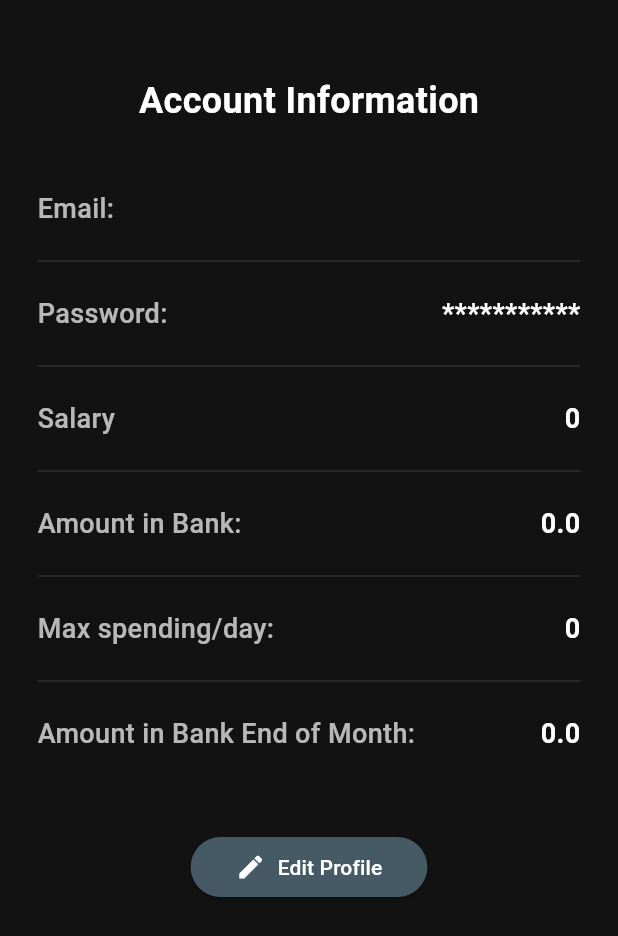
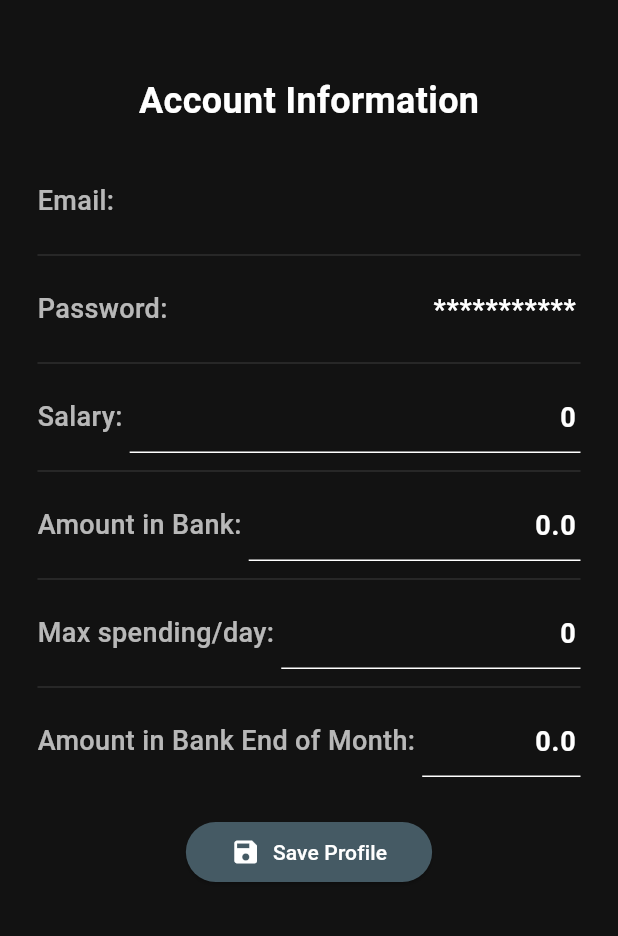
Before and after one commit to PioBasile/Lira, a Flutter app: the Info screen opened directly, after a tap on "Edit Profile", on a phone screen of 412 x 824 dp. Shown: the top 936 px of the screen. Run offline on Flutter 3.47's test engine with Material 3 defaults, Android fonts, the phone set to English and light mode, and no system bars; our stand-ins replace cloud_firestore, firebase_auth, firebase_core, percent_indicator, pie_chart, table_calendar; missing offline and left inert: avoid_keyboard; accounts and stored records are empty.

Commit message:
Info page added edit button

```diff
--- a/lib/main.dart
+++ b/lib/main.dart
@@ -20,7 +20,7 @@ import 'package:test/services/calculations/calculations.dart';
 //- settings page
 
 //--------------------To FIX---------------------
-
+//calculate one time per month the salary , add something to track it per month and year
 
 /* -------------------- SHIT TO DO ---------------------------------
 - add somewehere to show description in calendar
--- a/lib/pages/home.dart
+++ b/lib/pages/home.dart
@@ -146,6 +146,16 @@ class _HomeState extends State<Home> {
 
                         const SizedBox(height: 10),
                         ListTile(
+                          title: const Text('Settings'),
+                          textColor: Colors.white,
+                          iconColor: Colors.white,
+                          leading: const Icon(Icons.settings),
+                          onTap: _goToSettings,
+                        ),
+
+                        const SizedBox(height: 150),
+
+                        ListTile(
                           title: const Text('How it works'),
                           textColor: Colors.white,
                           iconColor: Colors.white,
@@ -154,15 +164,6 @@ class _HomeState extends State<Home> {
                         ),
 
                         const SizedBox(height: 10),
-                        ListTile(
-                          title: const Text('Settings'),
-                          textColor: Colors.white,
-                          iconColor: Colors.white,
-                          leading: const Icon(Icons.settings),
-                          onTap: _goToSettings,
-                        ),
-
-                        const SizedBox(height: 150),
                         ListTile(
                           title: const Text('Log Out'),
                           textColor: Colors.white,
--- a/lib/pages/howitworks.dart
+++ b/lib/pages/howitworks.dart
@@ -52,7 +52,7 @@ class HowItWorks extends StatelessWidget {
                     SizedBox(height: 30,),
                     TextBox(
                       title: 'Privacy and Security',
-                      text:'Everything is stored in a database, so you can access your data from any device. Lira uses Firebase to store your data securely, so you can be sure that your information is safe. We do not share your data with any third parties, and we do not use your data for any other purpose than to help you manage your finances.We cannot see your email or password, so you can be sure that your information is safe and secure.' ,
+                      text:'Everything is stored in an online database, so you can access your data from any device. Lira uses Firebase to store your data securely, so you can be sure that your information is safe. We do not share your data with any third parties, and we do not use your data for any other purpose than to help you manage your finances. We cannot see your email or password, so you can be sure that your information is safe and secure.' ,
                       initialFontSize: 18,
                     ),
 
@@ -66,14 +66,14 @@ class HowItWorks extends StatelessWidget {
                     SizedBox(height: 30,),
                     TextBox(
                       title: 'Credits',
-                      text: 'This app was created by a single student from University of Montpellier, France. It was not a assignement but a personal project. The app was created using Flutter and Firebase. The app is free to use and does not contain any ads. If you have any questions or feedback, you can contact me at: francescopiobasile04@gmail.com. ',
+                      text: 'This app was created by a single student from University of Montpellier, France. It was not a assignement but a personal project.  ',
                       initialFontSize: 18,
                     ),
 
                     SizedBox(height: 30,),
                     TextBox(
                       title: 'Thank you for using Lira!',
-                      text: 'I hope you find this app useful and that it helps you manage your finances.',
+                      text: '',
                       initialFontSize: 18,
                     ),
 
--- a/lib/pages/infopage.dart
+++ b/lib/pages/infopage.dart
@@ -13,16 +13,15 @@ class Info extends StatefulWidget {
 }
 
 class _InfoState extends State<Info> {
-  final TextEditingController editController = TextEditingController();
   final TextEditingController emailController = TextEditingController();
-  final TextEditingController amountEndOfMounthController =
-      TextEditingController();
+  final TextEditingController amountEndOfMonthController = TextEditingController();
   final TextEditingController amountBankController = TextEditingController();
   final TextEditingController maxSpendingController = TextEditingController();
   final TextEditingController salaryController = TextEditingController();
   User? user = AuthService().getCurrentUser();
 
   Map<String, double> info = {};
+  bool isEditing = false;
 
   @override
   void initState() {
@@ -30,7 +29,6 @@ class _InfoState extends State<Info> {
     _loadInfo();
     _loadEmailAndPassword();
     getAEOM();
-    _saveInfo();
     syncAmountInBankWithEOM();
   }
 
@@ -47,7 +45,7 @@ class _InfoState extends State<Info> {
         child: Column(
           children: [
             const Padding(
-              padding: EdgeInsets.only(top: 50, bottom: 30),
+              padding: EdgeInsets.only(top: 50, bottom: 20),
               child: Center(
                 child: Text(
                   "Account Information",
@@ -63,32 +61,37 @@ class _InfoState extends State<Info> {
               margin: const EdgeInsets.symmetric(horizontal: 25),
               child: Column(
                 children: [
-                  _infoRow('Email: ', emailController.text),
+                  _infoRow('Email: ', emailController, false),
                   _infoDivider(),
-                  _infoRow('Password: ', '***********'),
+                  _infoRow('Password: ', TextEditingController(text: '***********'), false, readOnly: true),
                   _infoDivider(),
-                  _infoRow('Salary ', salaryController.text),
+                  _infoRow('Salary: ', salaryController, isEditing),
                   _infoDivider(),
-                  _infoRow('Amount in Bank: ', amountBankController.text),
+                  _infoRow('Amount in Bank: ', amountBankController, isEditing),
                   _infoDivider(),
-                  _infoRow('Max spending/day: ', maxSpendingController.text),
+                  _infoRow('Max spending/day: ', maxSpendingController, isEditing),
                   _infoDivider(),
-                  _infoRow('Amount in Bank End of Month: ',
-                      amountEndOfMounthController.text),
+                  _infoRow('Amount in Bank End of Month: ', amountEndOfMonthController, isEditing),
                 ],
               ),
             ),
             Padding(
-              padding: const EdgeInsets.symmetric(vertical: 40),
+              padding: const EdgeInsets.symmetric(vertical: 20),
               child: ElevatedButton.icon(
-                icon: const Icon(Icons.edit, size: 20),
-                label: const Text('Edit Profile'),
-                onPressed: () {},
+                icon: Icon(isEditing ? Icons.save : Icons.edit, size: 20),
+                label: Text(isEditing ? 'Save Profile' : 'Edit Profile'),
+                onPressed: () {
+                  setState(() {
+                    if (isEditing) {
+                      _saveInfo();
+                    }
+                    isEditing = !isEditing;
+                  });
+                },
                 style: ElevatedButton.styleFrom(
                   foregroundColor: Colors.white,
                   backgroundColor: Colors.blueGrey[700], // Text color
-                  padding:
-                      const EdgeInsets.symmetric(horizontal: 30, vertical: 10),
+                  padding: const EdgeInsets.symmetric(horizontal: 30, vertical: 10),
                   shape: RoundedRectangleBorder(
                     borderRadius: BorderRadius.circular(30),
                   ),
@@ -101,9 +104,9 @@ class _InfoState extends State<Info> {
     );
   }
 
-  Widget _infoRow(String title, String value) {
+  Widget _infoRow(String title, TextEditingController controller, bool isEditing, {bool readOnly = false}) {
     return Padding(
-      padding: const EdgeInsets.symmetric(vertical: 12),
+      padding: const EdgeInsets.symmetric(vertical: 6),
       child: Row(
         mainAxisAlignment: MainAxisAlignment.spaceBetween,
         children: [
@@ -114,10 +117,26 @@ class _InfoState extends State<Info> {
                 fontSize: 18,
                 fontWeight: FontWeight.w500),
           ),
-          Text(
-            value,
-            style: const TextStyle(
-                color: Colors.white, fontSize: 18, fontWeight: FontWeight.bold),
+          Expanded(
+            child: Align(
+              alignment: Alignment.centerRight,
+              child: TextField(
+                controller: controller,
+                readOnly: !isEditing || readOnly,
+                textAlign: TextAlign.right,
+                style: const TextStyle(
+                    color: Colors.white, fontSize: 18, fontWeight: FontWeight.bold),
+                decoration: InputDecoration(
+                  border: InputBorder.none,
+                  enabledBorder: UnderlineInputBorder(
+                    borderSide: BorderSide(color: isEditing && !readOnly ? Colors.white : Colors.transparent),
+                  ),
+                  focusedBorder: UnderlineInputBorder(
+                    borderSide: BorderSide(color: isEditing && !readOnly ? Colors.white : Colors.transparent),
+                  ),
+                ),
+              ),
+            ),
           ),
         ],
       ),
@@ -133,10 +152,10 @@ class _InfoState extends State<Info> {
         DateTime(DateTime.now().year, DateTime.now().month + 1, 0).day;
 
     if (today == lastDay.toString()) {
-      if (amountBankController == amountEndOfMounthController) {
+      if (amountBankController == amountEndOfMonthController) {
         return;
       }
-      amountBankController.text = amountEndOfMounthController.text;
+      amountBankController.text = amountEndOfMonthController.text;
     }
   }
 
@@ -171,7 +190,7 @@ class _InfoState extends State<Info> {
     bool dataLoaded = await loadAllData();
     if (dataLoaded) {
       setState(() {
-        amountEndOfMounthController.text = getEOM().toString();
+        amountEndOfMonthController.text = getEOM().toString();
       });
     } else {
       // ignore: avoid_print
@@ -197,7 +216,7 @@ class _InfoState extends State<Info> {
 
   Widget _infoDivider() {
     return const Divider(
-      height: 20,
+      height: 12,
       thickness: 0.5,
       color: Colors.white24,
     );
--- a/pubspec.yaml
+++ b/pubspec.yaml
@@ -42,6 +42,7 @@ dependencies:
   firebase_core: ^2.29.0
   firebase_auth: ^4.19.1
   cloud_firestore: ^4.16.1
+  provider: ^6.1.2
 
 
 dev_dependencies:
```
Also changed, not shown: pubspec.lock.
